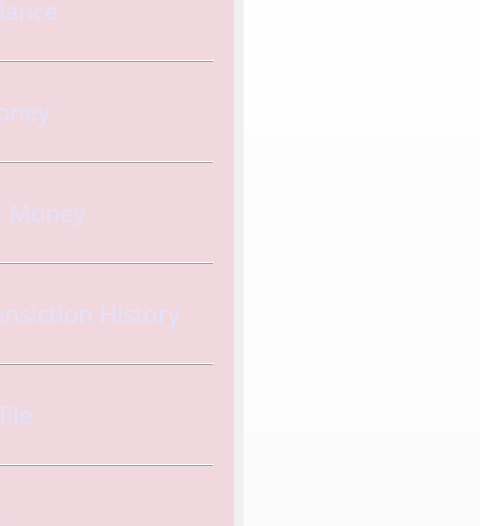
Above: m7fazty/user.ui from Roro-2004/m7fazty before the change; both pictures show x 127 to 607 and y 91 to 617 of the 971 by 724 pixel window. Below: the same form after it.
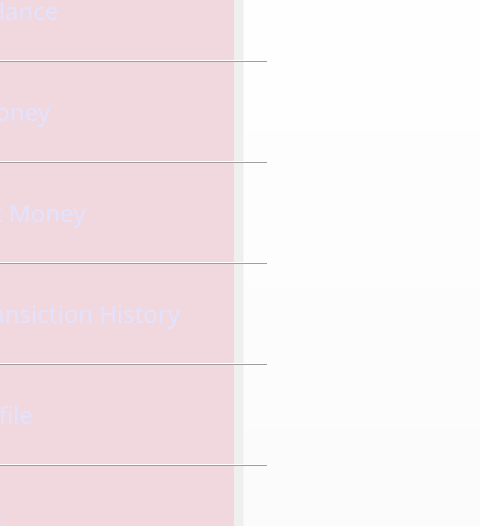
That is the form after the change.

What changed in the file:
```diff
--- a/m7fazty/user.ui
+++ b/m7fazty/user.ui
@@ -300,7 +300,7 @@
     <rect>
      <x>10</x>
      <y>50</y>
-     <width>331</width>
+     <width>385</width>
      <height>601</height>
     </rect>
    </property>
```
